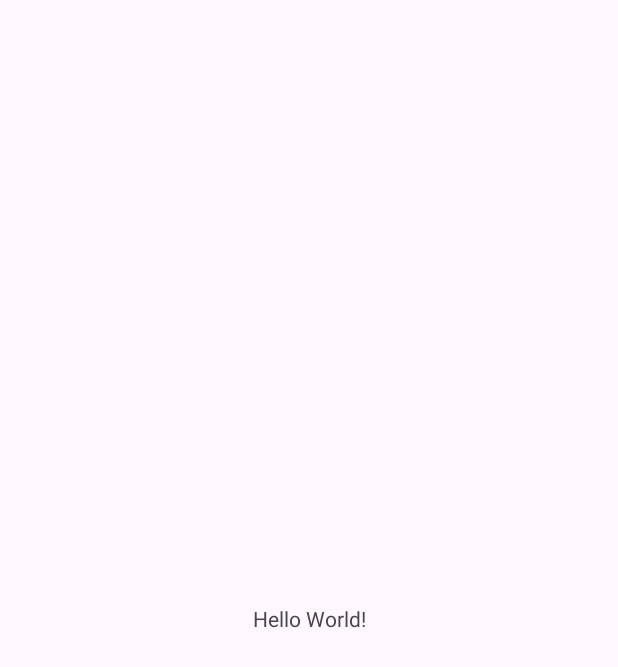
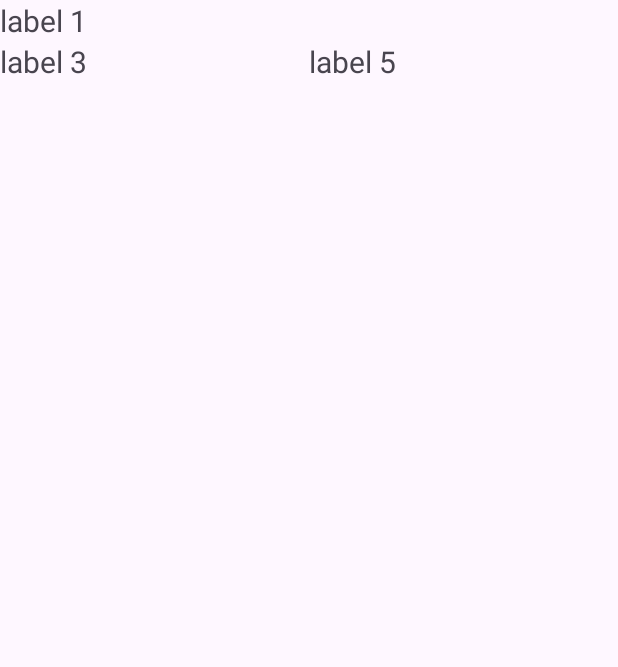
Before and after one commit to San0330/Mobile-Programming, an Android app: the screen it shows after launch (MainActivity), on a phone screen of 412 x 824 dp. Before the commit the part shown is almost empty. Shown: the top 667 px of the screen. Run offline under Robolectric (Android 15) with nearby library versions, the phone set to English and light mode, and no system bars.

Commit message:
add tablelayout

```diff
--- a/app/src/main/java/com/example/myapplication/MainActivity.java
+++ b/app/src/main/java/com/example/myapplication/MainActivity.java
@@ -18,7 +18,7 @@ public class MainActivity extends AppCompatActivity {
         //- could be excluded
         EdgeToEdge.enable(this);
 
-        setContentView(R.layout.activity_main);
+        setContentView(R.layout.tablelayout);
 
         //- used to handle window insets in an Android app
         //- could be excluded
--- /dev/null
+++ b/app/src/main/res/layout/tablelayout.xml
@@ -0,0 +1,57 @@
+<?xml version="1.0" encoding="utf-8"?>
+<!-- stretchColumns: Stretch all columns to fit available space -->
+<!-- collapseColumns: Hide columns -->
+<TableLayout xmlns:android="http://schemas.android.com/apk/res/android"
+             android:id="@+id/main"
+             android:padding="10sp"
+             android:stretchColumns="*"
+             android:collapseColumns="1"
+             android:layout_width="match_parent"
+             android:layout_height="match_parent">
+
+    <TableRow
+        android:layout_height="match_parent"
+        android:layout_width="match_parent"
+        >
+        <TextView
+            android:layout_width="wrap_content"
+            android:layout_height="wrap_content"
+            android:text="label 1"
+            android:textSize="20sp"
+            android:layout_column="0"/>
+
+        <TextView
+            android:layout_width="wrap_content"
+            android:layout_height="wrap_content"
+            android:text="label2"
+            android:textSize="20sp"
+            android:layout_column="1"/>
+    </TableRow>
+
+    <TableRow
+        android:layout_height="match_parent"
+        android:layout_width="match_parent"
+        >
+        <TextView
+            android:layout_width="wrap_content"
+            android:layout_height="wrap_content"
+            android:text="label 3"
+            android:textSize="20sp"
+            android:layout_column="0"/>
+
+        <TextView
+            android:layout_width="wrap_content"
+            android:layout_height="wrap_content"
+            android:text="label 4"
+            android:textSize="20sp"
+            android:layout_column="1"/>
+
+        <TextView
+            android:layout_width="wrap_content"
+            android:layout_height="wrap_content"
+            android:text="label 5"
+            android:textSize="20sp"
+            android:layout_column="3"/>
+    </TableRow>
+
+</TableLayout>
```
